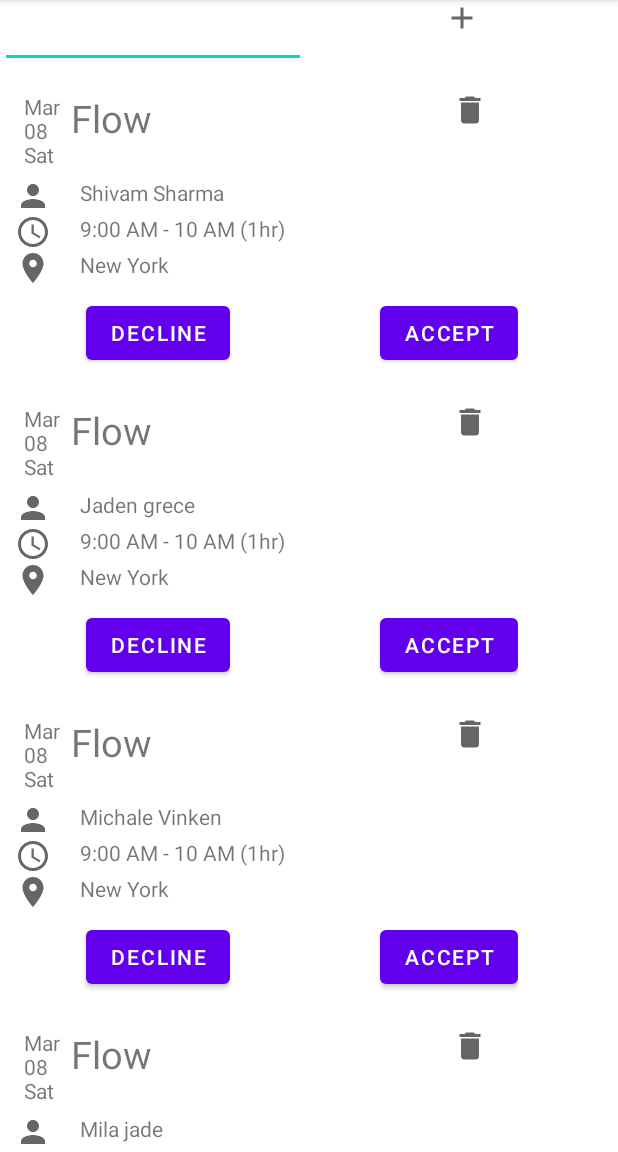
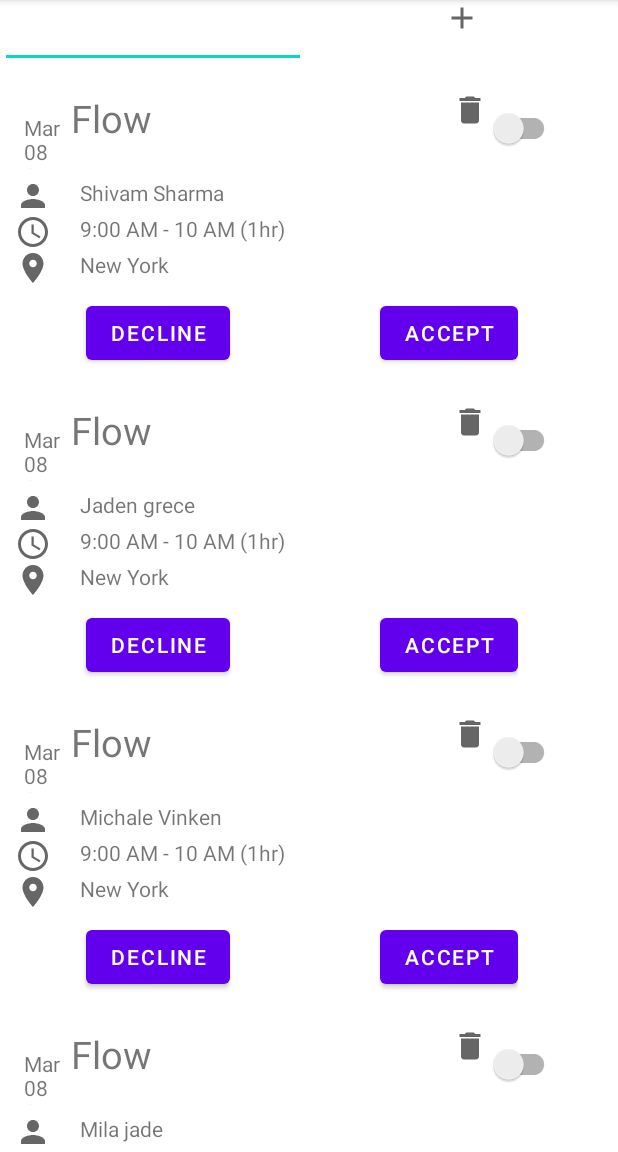
Before and after one commit to Shivamsharma21/RecyclerViewAssignments, an Android app: the screen it shows after launch (MainActivity), on a phone screen of 412 x 824 dp, the part 84-1236 px from its top. Run offline under Robolectric (Android 15) with nearby library versions, the phone set to English and light mode, and no system bars.

```diff
--- a/app/src/main/java/com/example/recyclerviewassignments/MainActivity.java
+++ b/app/src/main/java/com/example/recyclerviewassignments/MainActivity.java
@@ -49,23 +49,25 @@ public class MainActivity extends AppCompatActivity {
         recyclerView.setItemAnimator(null);
 
 
+        String status ="off";
+
         List<PersonInfo>details = new ArrayList<>();
 
-        PersonInfo personInfo = new PersonInfo("Shivam Sharma","9:00 AM - 10 AM (1hr)","12-01-2021","Flow","New York");
+        PersonInfo personInfo = new PersonInfo("Shivam Sharma","9:00 AM - 10 AM (1hr)","12-01-2021","Flow","New York",status);
 
-        PersonInfo personInfo1 = new PersonInfo("Jaden grece","9:00 AM - 10 AM (1hr)","12-01-2021","Flow","New York");
+        PersonInfo personInfo1 = new PersonInfo("Jaden grece","9:00 AM - 10 AM (1hr)","12-01-2021","Flow","New York",status);
 
-        PersonInfo personInfo2 = new PersonInfo("Michale Vinken","9:00 AM - 10 AM (1hr)","12-01-2021","Flow","New York");
+        PersonInfo personInfo2 = new PersonInfo("Michale Vinken","9:00 AM - 10 AM (1hr)","12-01-2021","Flow","New York",status);
 
-        PersonInfo personInfo3 = new PersonInfo("Mila jade","9:00 AM - 10 AM (1hr)","12-01-2021","Flow","New York");
+        PersonInfo personInfo3 = new PersonInfo("Mila jade","9:00 AM - 10 AM (1hr)","12-01-2021","Flow","New York",status);
 
-        PersonInfo personInfo4 = new PersonInfo("Mily Chrish","9:00 AM - 10 AM (1hr)","12-01-2021","Flow","New York");
+        PersonInfo personInfo4 = new PersonInfo("Mily Chrish","9:00 AM - 10 AM (1hr)","12-01-2021","Flow","New York",status);
 
-        PersonInfo personInfo5 = new PersonInfo("Won Shi","9:00 AM - 10 AM (1hr)","12-01-2021","Flow","New York");
+        PersonInfo personInfo5 = new PersonInfo("Won Shi","9:00 AM - 10 AM (1hr)","12-01-2021","Flow","New York",status);
 
-        PersonInfo personInfo6 = new PersonInfo("Maden Claf","9:00 AM - 10 AM (1hr)","12-01-2021","Flow","New York");
+        PersonInfo personInfo6 = new PersonInfo("Maden Claf","9:00 AM - 10 AM (1hr)","12-01-2021","Flow","New York",status);
 
-        PersonInfo personInfo7 = new PersonInfo("Blake Gracy","9:00 AM - 10 AM (1hr)","12-01-2021","Flow","New York");
+        PersonInfo personInfo7 = new PersonInfo("Blake Gracy","9:00 AM - 10 AM (1hr)","12-01-2021","Flow","New York",status);
 
 
         details.add(personInfo);
@@ -87,7 +89,7 @@ public class MainActivity extends AppCompatActivity {
 
                 String newuser = newUsername.getText().toString();
 
-                PersonInfo personInfo10 = new PersonInfo(newuser,"9:00 AM - 10 AM (1hr)","12-01-2021","Flow","New York");
+                PersonInfo personInfo10 = new PersonInfo(newuser,"9:00 AM - 10 AM (1hr)","12-01-2021","Flow","New York","off");
                 details.add(0,personInfo10);
 
                 viewAdapter.notifyDataSetChanged();
--- a/app/src/main/java/com/example/recyclerviewassignments/PersonInfo.java
+++ b/app/src/main/java/com/example/recyclerviewassignments/PersonInfo.java
@@ -6,6 +6,9 @@ public class PersonInfo {
    private String date;
    private String flow;
    private String location;
+   private String color;
+
+
 
     public String getUsername() {
         return username;
@@ -47,11 +50,20 @@ public class PersonInfo {
         this.location = location;
     }
 
-    public PersonInfo(String username, String time, String date, String flow, String location) {
+    public String getColor() {
+        return color;
+    }
+
+    public void setColor(String color) {
+        this.color = color;
+    }
+
+    public PersonInfo(String username, String time, String date, String flow, String location, String color) {
         this.username = username;
         this.time = time;
         this.date = date;
         this.flow = flow;
         this.location = location;
+        this.color = color;
     }
 }
--- a/app/src/main/java/com/example/recyclerviewassignments/ViewAdapter.java
+++ b/app/src/main/java/com/example/recyclerviewassignments/ViewAdapter.java
@@ -1,15 +1,19 @@
 package com.example.recyclerviewassignments;
 
+import android.graphics.Color;
 import android.util.Log;
 import android.view.LayoutInflater;
 import android.view.View;
 import android.view.ViewGroup;
 import android.widget.Button;
 import android.widget.ImageView;
+import android.widget.LinearLayout;
 import android.widget.TextView;
+import android.widget.Toast;
 
 
 import androidx.annotation.NonNull;
+import androidx.appcompat.widget.SwitchCompat;
 import androidx.recyclerview.widget.RecyclerView;
 
 import java.util.List;
@@ -41,6 +45,32 @@ public class ViewAdapter extends RecyclerView.Adapter<ViewAdapter.ViewHolderX> {
          holder.Flowtv.setText(personInfo.getFlow());
          holder.locationtv.setText(personInfo.getLocation());
          holder.timetv.setText(personInfo.getTime());
+
+          String status  = personInfo.getColor();
+
+        /*   holder.itemView.findViewById(R.id.switch1).setOnClickListener(new View.OnClickListener() {
+                @Override
+                public void onClick(View v) {
+                    if (status =="off"){
+                        holder.itemView.findViewById(R.id.switch1).setOnClickListener(new View.OnClickListener() {
+                            @Override
+                            public void onClick(View v) {
+                                holder.linearLayout.setBackgroundColor(Color.GREEN);
+                            }
+                        });
+                    }else{
+                        holder.itemView.findViewById(R.id.switch1).setOnClickListener(new View.OnClickListener() {
+                            @Override
+                            public void onClick(View v) {
+                                holder.linearLayout.setBackgroundColor(Color.WHITE);
+                            }
+                        });
+                    }
+                    Toast.makeText(v.getContext(), String.valueOf(position), Toast.LENGTH_SHORT).show();
+                }
+            });
+*/
+
          holder.delete_item.setOnClickListener(new View.OnClickListener() {
              @Override
              public void onClick(View v) {
@@ -66,6 +96,8 @@ public class ViewAdapter extends RecyclerView.Adapter<ViewAdapter.ViewHolderX> {
 
     class ViewHolderX extends RecyclerView.ViewHolder{
 
+        SwitchCompat switchCompat;
+        LinearLayout linearLayout;
         TextView datetv,Flowtv,usernametv,timetv,locationtv;
         Button Decline_btn,Accept_btn;
         ImageView user_img,clock_img,locationimg,delete_item;
@@ -73,6 +105,10 @@ public class ViewAdapter extends RecyclerView.Adapter<ViewAdapter.ViewHolderX> {
         public ViewHolderX(@NonNull View itemView) {
             super(itemView);
 
+
+            switchCompat = itemView.findViewById(R.id.switch1);
+
+            linearLayout =itemView.findViewById(R.id.flowlayout);
             // textview
             datetv = itemView.findViewById(R.id.date_textview);
             Flowtv = itemView.findViewById(R.id.flow_textview);
@@ -91,6 +127,7 @@ public class ViewAdapter extends RecyclerView.Adapter<ViewAdapter.ViewHolderX> {
             user_img = itemView.findViewById(R.id.user_imageView);
             clock_img = itemView.findViewById(R.id.imagetime);
             locationimg = itemView.findViewById(R.id.locationimage);
+
             Accept_btn.setOnClickListener(new View.OnClickListener() {
                 @Override
                 public void onClick(View v) {
@@ -99,6 +136,17 @@ public class ViewAdapter extends RecyclerView.Adapter<ViewAdapter.ViewHolderX> {
                     Log.d("This Is Position",String.valueOf(c));
                 }
             });
+
+            switchCompat.setOnClickListener(new View.OnClickListener() {
+                @Override
+                public void onClick(View v) {
+                    if (switchCompat.isChecked()){
+                        linearLayout.setBackgroundColor(Color.GREEN);
+                    }else{
+                        linearLayout.setBackgroundColor(Color.WHITE);
+                    }
+                }
+            });
         }
     }
 }
--- a/app/src/main/res/layout/listitem.xml
+++ b/app/src/main/res/layout/listitem.xml
@@ -50,6 +50,13 @@
             android:layout_weight="1">
 
         </ImageView>
+
+        <androidx.appcompat.widget.SwitchCompat
+            android:id="@+id/switch1"
+            android:layout_width="wrap_content"
+            android:layout_height="wrap_content"
+            android:layout_weight="1"
+            android:text="" />
 
 
     </LinearLayout>
```
